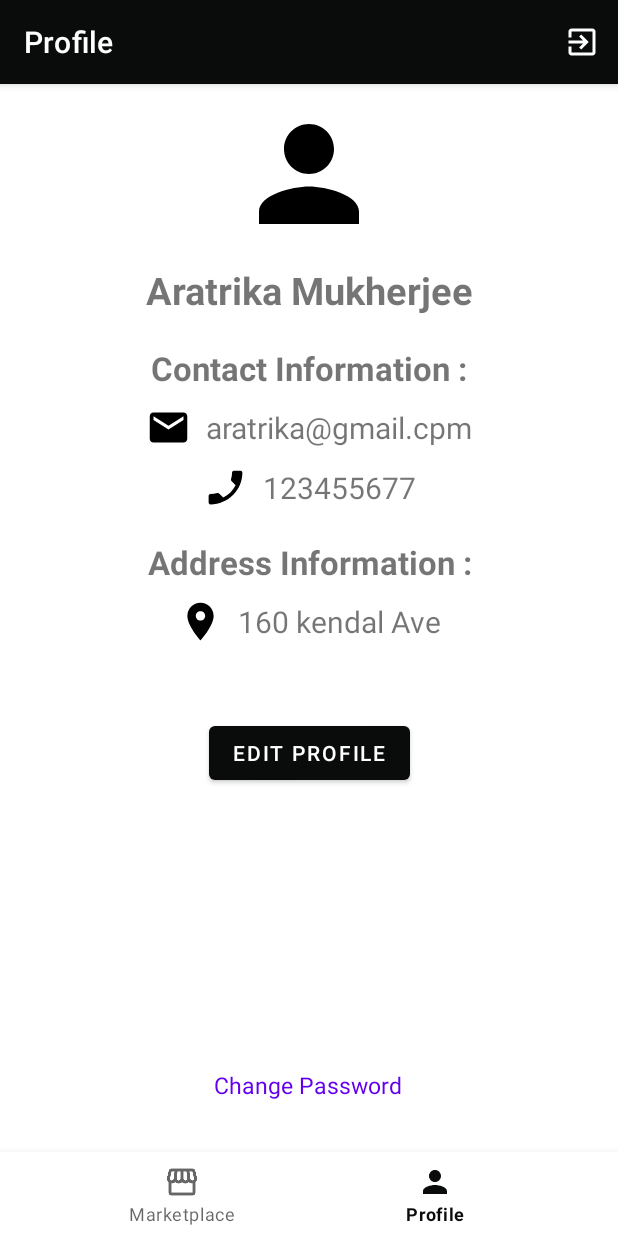
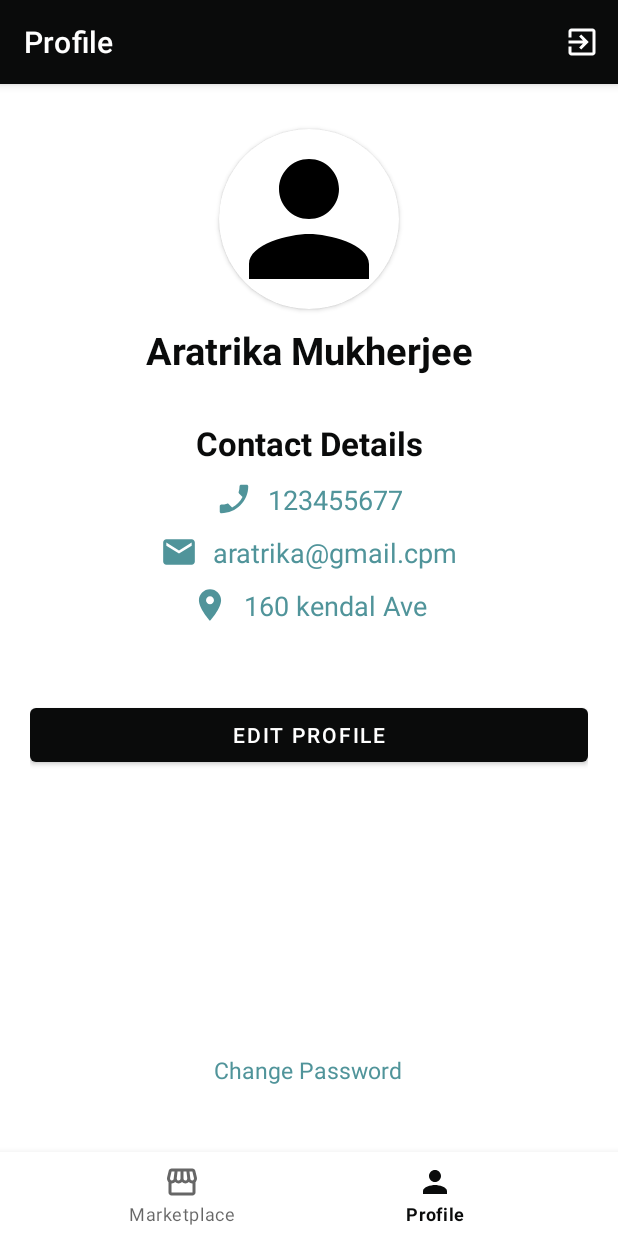
Before and after one commit to ytleevicky/android-yard-sale, an Android app: the ProfileFragment screen opened through its navigation route, on a phone screen of 412 x 824 dp. Run offline under Robolectric (Android 15) with nearby library versions, the phone set to English and light mode, and no system bars; our stand-ins replace Firebase (no records; nobody signed in at launch, a user with empty details on screens opened directly), Picasso, navigation-ui; 1 statement that could not run was skipped.

Commit message:
Changed colors and design

```diff
--- a/app/src/main/java/com/vickylee/yardsale/fragments/EditProfileFragment.kt
+++ b/app/src/main/java/com/vickylee/yardsale/fragments/EditProfileFragment.kt
@@ -70,7 +70,7 @@ class EditProfileFragment : Fragment() {
             getUserDetailsFromDB(userID)
         }
 
-        binding.tvPickImage.setOnClickListener {
+        binding.fabEditProfilePic.setOnClickListener {
             if (hasExternalStoragePermission()) {
                 selectPhoto()
             }
--- a/app/src/main/java/com/vickylee/yardsale/fragments/ItemDetailsFragment.kt
+++ b/app/src/main/java/com/vickylee/yardsale/fragments/ItemDetailsFragment.kt
@@ -61,7 +61,7 @@ class ItemDetailsFragment : Fragment() {
 
         if (userType == "Seller") {
             binding.btnItemStatus.visibility = View.VISIBLE
-            binding.ivEdit.visibility = View.VISIBLE
+            binding.fabEditItem.visibility = View.VISIBLE
             var itemStatus = args.item.isItemAvailable
             if (itemStatus) {
                 binding.btnItemStatus.setText("Mark Sold")
@@ -79,7 +79,7 @@ class ItemDetailsFragment : Fragment() {
                 findNavController().navigate(action)
             }
 
-            binding.ivEdit.setOnClickListener {
+            binding.fabEditItem.setOnClickListener {
                 val action =
                     ItemDetailsFragmentDirections.actionItemDetailsFragmentToEditItemFragment(args.item)
                 findNavController().navigate(action)
--- a/app/src/main/res/drawable/ic_email.xml
+++ b/app/src/main/res/drawable/ic_email.xml
@@ -1,4 +1,4 @@
-<vector android:height="24dp" android:tint="#000000"
+<vector android:height="24dp" android:tint="@color/ys_teal"
     android:viewportHeight="24" android:viewportWidth="24"
     android:width="24dp" xmlns:android="http://schemas.android.com/apk/res/android">
     <path android:fillColor="@android:color/white" android:pathData="M20,4L4,4c-1.1,0 -1.99,0.9 -1.99,2L2,18c0,1.1 0.9,2 2,2h16c1.1,0 2,-0.9 2,-2L22,6c0,-1.1 -0.9,-2 -2,-2zM20,8l-8,5 -8,-5L4,6l8,5 8,-5v2z"/>
--- a/app/src/main/res/drawable/ic_location.xml
+++ b/app/src/main/res/drawable/ic_location.xml
@@ -1,4 +1,4 @@
-<vector android:height="24dp" android:tint="#000000"
+<vector android:height="24dp" android:tint="@color/ys_teal"
     android:viewportHeight="24" android:viewportWidth="24"
     android:width="24dp" xmlns:android="http://schemas.android.com/apk/res/android">
     <path android:fillColor="@android:color/white" android:pathData="M12,2C8.13,2 5,5.13 5,9c0,5.25 7,13 7,13s7,-7.75 7,-13c0,-3.87 -3.13,-7 -7,-7zM12,11.5c-1.38,0 -2.5,-1.12 -2.5,-2.5s1.12,-2.5 2.5,-2.5 2.5,1.12 2.5,2.5 -1.12,2.5 -2.5,2.5z"/>
--- a/app/src/main/res/drawable/ic_marketplace.xml
+++ b/app/src/main/res/drawable/ic_marketplace.xml
@@ -1,4 +1,4 @@
-<vector android:height="24dp" android:tint="#FFFFFF"
+<vector android:height="24dp" android:tint="@color/ys_teal"
     android:viewportHeight="24" android:viewportWidth="24"
     android:width="24dp" xmlns:android="http://schemas.android.com/apk/res/android">
     <path android:fillColor="@android:color/white" android:pathData="M21.9,8.89l-1.05,-4.37c-0.22,-0.9 -1,-1.52 -1.91,-1.52H5.05C4.15,3 3.36,3.63 3.15,4.52L2.1,8.89c-0.24,1.02 -0.02,2.06 0.62,2.88C2.8,11.88 2.91,11.96 3,12.06V19c0,1.1 0.9,2 2,2h14c1.1,0 2,-0.9 2,-2v-6.94c0.09,-0.09 0.2,-0.18 0.28,-0.28C21.92,10.96 22.15,9.91 21.9,8.89zM18.91,4.99l1.05,4.37c0.1,0.42 0.01,0.84 -0.25,1.17C19.57,10.71 19.27,11 18.77,11c-0.61,0 -1.14,-0.49 -1.21,-1.14L16.98,5L18.91,4.99zM13,5h1.96l0.54,4.52c0.05,0.39 -0.07,0.78 -0.33,1.07C14.95,10.85 14.63,11 14.22,11C13.55,11 13,10.41 13,9.69V5zM8.49,9.52L9.04,5H11v4.69C11,10.41 10.45,11 9.71,11c-0.34,0 -0.65,-0.15 -0.89,-0.41C8.57,10.3 8.45,9.91 8.49,9.52zM4.04,9.36L5.05,5h1.97L6.44,9.86C6.36,10.51 5.84,11 5.23,11c-0.49,0 -0.8,-0.29 -0.93,-0.47C4.03,10.21 3.94,9.78 4.04,9.36zM5,19v-6.03C5.08,12.98 5.15,13 5.23,13c0.87,0 1.66,-0.36 2.24,-0.95c0.6,0.6 1.4,0.95 2.31,0.95c0.87,0 1.65,-0.36 2.23,-0.93c0.59,0.57 1.39,0.93 2.29,0.93c0.84,0 1.64,-0.35 2.24,-0.95c0.58,0.59 1.37,0.95 2.24,0.95c0.08,0 0.15,-0.02 0.23,-0.03V19H5z"/>
--- a/app/src/main/res/drawable/ic_phone.xml
+++ b/app/src/main/res/drawable/ic_phone.xml
@@ -1,4 +1,4 @@
-<vector android:height="24dp" android:tint="#000000"
+<vector android:height="24dp" android:tint="@color/ys_teal"
     android:viewportHeight="24" android:viewportWidth="24"
     android:width="24dp" xmlns:android="http://schemas.android.com/apk/res/android">
     <path android:fillColor="@android:color/white" android:pathData="M17.38,10.79l-2.2,-2.2c-0.28,-0.28 -0.36,-0.67 -0.25,-1.02 0.37,-1.12 0.57,-2.32 0.57,-3.57 0,-0.55 0.45,-1 1,-1H20c0.55,0 1,0.45 1,1 0,9.39 -7.61,17 -17,17 -0.55,0 -1,-0.45 -1,-1v-3.49c0,-0.55 0.45,-1 1,-1 1.24,0 2.45,-0.2 3.57,-0.57 0.35,-0.12 0.75,-0.03 1.02,0.24l2.2,2.2c2.83,-1.45 5.15,-3.76 6.59,-6.59z"/>
--- a/app/src/main/res/layout/fragment_add_item.xml
+++ b/app/src/main/res/layout/fragment_add_item.xml
@@ -11,7 +11,7 @@
         android:id="@+id/tv_item_name"
         android:layout_width="match_parent"
         android:layout_height="wrap_content"
-        android:layout_marginTop="20dp"
+        android:layout_marginTop="10dp"
         android:text="Item name:"
         app:layout_constraintStart_toStartOf="parent"
         app:layout_constraintTop_toTopOf="parent" />
@@ -40,7 +40,7 @@
         android:layout_height="wrap_content"
         android:gravity="start"
         android:inputType="textMultiLine"
-        android:lines="4"
+        android:lines="3"
         app:layout_constraintStart_toStartOf="parent"
         app:layout_constraintTop_toBottomOf="@id/tv_item_description" />
 
@@ -101,7 +101,7 @@
 
     <ImageView
         android:id="@+id/iv_item_pic"
-        android:layout_width="150dp"
+        android:layout_width="match_parent"
         android:layout_height="150dp"
         app:layout_constraintStart_toStartOf="parent"
         app:layout_constraintTop_toBottomOf="@id/img_btn_camera" />
--- a/app/src/main/res/layout/fragment_list_view.xml
+++ b/app/src/main/res/layout/fragment_list_view.xml
@@ -20,6 +20,8 @@
         app:fabCustomSize="50dp"
         android:clickable="true"
         android:contentDescription="Add Item"
+        android:backgroundTint="@color/ys_black"
+        app:tint="@color/ys_white"
         android:src="@drawable/ic_add"
         android:layout_margin="30dp"
         android:tooltipText="Add Item"
--- a/app/src/main/res/layout/fragment_profile.xml
+++ b/app/src/main/res/layout/fragment_profile.xml
@@ -4,18 +4,30 @@
     xmlns:tools="http://schemas.android.com/tools"
     android:layout_width="match_parent"
     android:layout_height="match_parent"
-    android:padding="10dp"
+    android:padding="20dp"
     tools:context=".fragments.ProfileFragment">
 
 
-    <ImageView
-        android:id="@+id/iv_profile_pic"
-        android:layout_width="100dp"
-        android:layout_height="100dp"
-        android:src="@drawable/ic_profile"
+    <androidx.cardview.widget.CardView
+        android:id="@+id/cv_profile_pic"
+        android:layout_width="120dp"
+        android:layout_height="120dp"
+        app:cardCornerRadius="60dp"
+        android:layout_marginTop="10dp"
         app:layout_constraintEnd_toEndOf="parent"
         app:layout_constraintStart_toStartOf="parent"
-        app:layout_constraintTop_toTopOf="parent" />
+        app:layout_constraintTop_toTopOf="parent">
+
+        <ImageView
+            android:id="@+id/iv_profile_pic"
+            android:layout_width="match_parent"
+            android:layout_height="match_parent"
+            android:src="@drawable/ic_profile"
+            app:layout_constraintEnd_toEndOf="parent"
+            app:layout_constraintStart_toStartOf="parent"
+            app:layout_constraintTop_toTopOf="parent" />
+    </androidx.cardview.widget.CardView>
+
 
     <TextView
         android:id="@+id/tv_name"
@@ -26,32 +38,61 @@
         android:text="Aratrika Mukherjee"
         android:textSize="25sp"
         android:textStyle="bold"
+        android:textColor="@color/ys_black"
         app:layout_constraintStart_toStartOf="parent"
-        app:layout_constraintTop_toBottomOf="@+id/iv_profile_pic" />
+        app:layout_constraintTop_toBottomOf="@+id/cv_profile_pic" />
 
     <TextView
         android:id="@+id/tv_contact"
         android:layout_width="match_parent"
         android:layout_height="wrap_content"
-        android:layout_marginTop="20dp"
+        android:layout_marginTop="30dp"
         android:gravity="center_horizontal"
-        android:text="Contact Information :"
+        android:text="Contact Details"
         android:textSize="22sp"
         android:textStyle="bold"
+        android:textColor="@color/ys_black"
         app:layout_constraintStart_toStartOf="parent"
         app:layout_constraintTop_toBottomOf="@+id/tv_name" />
 
     <ImageView
+        android:id="@+id/iv_phone"
+        android:layout_width="25dp"
+        android:layout_height="25dp"
+        android:layout_marginTop="10dp"
+        android:src="@drawable/ic_phone"
+        app:layout_constraintEnd_toStartOf="@+id/tv_phone"
+        app:layout_constraintHorizontal_bias="0.5"
+        app:layout_constraintHorizontal_chainStyle="packed"
+        app:layout_constraintStart_toStartOf="parent"
+        app:layout_constraintTop_toBottomOf="@+id/tv_contact" />
+
+    <TextView
+        android:id="@+id/tv_phone"
+        android:layout_width="wrap_content"
+        android:layout_height="wrap_content"
+        android:layout_marginLeft="10dp"
+        android:gravity="center_horizontal"
+        android:text="123455677"
+        android:textSize="18sp"
+        android:textColor="@color/ys_teal"
+        app:layout_constraintBottom_toBottomOf="@+id/iv_phone"
+        app:layout_constraintEnd_toEndOf="parent"
+        app:layout_constraintHorizontal_bias="0.5"
+        app:layout_constraintStart_toEndOf="@+id/iv_phone"
+        app:layout_constraintTop_toTopOf="@+id/iv_phone" />
+
+    <ImageView
         android:id="@+id/iv_email"
-        android:layout_width="30dp"
-        android:layout_height="30dp"
+        android:layout_width="25dp"
+        android:layout_height="25dp"
         android:layout_marginTop="10dp"
         android:src="@drawable/ic_email"
         app:layout_constraintEnd_toStartOf="@+id/tv_email"
         app:layout_constraintHorizontal_bias="0.5"
         app:layout_constraintHorizontal_chainStyle="packed"
         app:layout_constraintStart_toStartOf="parent"
-        app:layout_constraintTop_toBottomOf="@+id/tv_contact"
+        app:layout_constraintTop_toBottomOf="@+id/iv_phone"
         app:layout_constraintVertical_chainStyle="packed" />
 
     <TextView
@@ -61,62 +102,26 @@
         android:layout_marginLeft="10dp"
         android:gravity="center_horizontal"
         android:text="aratrika@gmail.cpm"
-        android:textSize="20sp"
+        android:textSize="18sp"
+        android:textColor="@color/ys_teal"
         app:layout_constraintBottom_toBottomOf="@+id/iv_email"
         app:layout_constraintEnd_toEndOf="parent"
         app:layout_constraintHorizontal_bias="0.5"
         app:layout_constraintStart_toEndOf="@+id/iv_email"
         app:layout_constraintTop_toTopOf="@+id/iv_email" />
 
-    <ImageView
-        android:id="@+id/iv_phone"
-        android:layout_width="30dp"
-        android:layout_height="30dp"
-        android:layout_marginTop="10dp"
-        android:src="@drawable/ic_phone"
-        app:layout_constraintEnd_toStartOf="@+id/tv_phone"
-        app:layout_constraintHorizontal_bias="0.5"
-        app:layout_constraintHorizontal_chainStyle="packed"
-        app:layout_constraintStart_toStartOf="parent"
-        app:layout_constraintTop_toBottomOf="@+id/iv_email" />
-
-    <TextView
-        android:id="@+id/tv_phone"
-        android:layout_width="wrap_content"
-        android:layout_height="wrap_content"
-        android:layout_marginLeft="10dp"
-        android:gravity="center_horizontal"
-        android:text="123455677"
-        android:textSize="20sp"
-        app:layout_constraintBottom_toBottomOf="@+id/iv_phone"
-        app:layout_constraintEnd_toEndOf="parent"
-        app:layout_constraintHorizontal_bias="0.5"
-        app:layout_constraintStart_toEndOf="@+id/iv_phone"
-        app:layout_constraintTop_toTopOf="@+id/iv_phone" />
-
-    <TextView
-        android:id="@+id/tv_location_info"
-        android:layout_width="match_parent"
-        android:layout_height="wrap_content"
-        android:layout_marginTop="20dp"
-        android:gravity="center_horizontal"
-        android:text="Address Information :"
-        android:textSize="22sp"
-        android:textStyle="bold"
-        app:layout_constraintStart_toStartOf="parent"
-        app:layout_constraintTop_toBottomOf="@+id/iv_phone" />
 
     <ImageView
         android:id="@+id/iv_location"
-        android:layout_width="30dp"
-        android:layout_height="30dp"
+        android:layout_width="25dp"
+        android:layout_height="25dp"
         android:layout_marginTop="10dp"
         android:src="@drawable/ic_location"
         app:layout_constraintEnd_toStartOf="@+id/tv_location"
         app:layout_constraintHorizontal_bias="0.5"
         app:layout_constraintHorizontal_chainStyle="packed"
         app:layout_constraintStart_toStartOf="parent"
-        app:layout_constraintTop_toBottomOf="@+id/tv_location_info" />
+        app:layout_constraintTop_toBottomOf="@+id/iv_email" />
 
     <TextView
         android:id="@+id/tv_location"
@@ -125,7 +130,8 @@
         android:layout_marginLeft="10dp"
         android:gravity="center_horizontal"
         android:text="160 kendal Ave"
-        android:textSize="20sp"
+        android:textSize="18sp"
+        android:textColor="@color/ys_teal"
         app:layout_constraintBottom_toBottomOf="@+id/iv_location"
         app:layout_constraintEnd_toEndOf="parent"
         app:layout_constraintHorizontal_bias="0.5"
@@ -134,7 +140,7 @@
 
     <Button
         android:id="@+id/btn_edit_profile"
-        android:layout_width="wrap_content"
+        android:layout_width="match_parent"
         android:layout_height="wrap_content"
         android:layout_marginTop="50dp"
         android:text="Edit Profile"
@@ -148,7 +154,7 @@
         android:layout_height="wrap_content"
         android:layout_marginBottom="24dp"
         android:text="Change Password"
-        android:textColor="@color/purple_500"
+        android:textColor="@color/ys_teal"
         android:textSize="15sp"
         app:layout_constraintBottom_toBottomOf="parent"
         app:layout_constraintEnd_toEndOf="parent"
--- a/app/src/main/res/layout/item.xml
+++ b/app/src/main/res/layout/item.xml
@@ -28,6 +28,7 @@
             android:text="Item Name"
             android:textSize="22sp"
             android:textStyle="bold"
+            android:textColor="@color/ys_black"
             app:layout_constraintStart_toStartOf="parent"
             app:layout_constraintTop_toTopOf="parent" />
 
@@ -47,7 +48,7 @@
             android:layout_width="wrap_content"
             android:layout_height="wrap_content"
             android:text="Item status"
-            android:textColor="#4CAF50"
+            android:textColor="@color/ys_teal"
             android:textSize="14sp"
             android:textStyle="bold"
             app:layout_constraintStart_toStartOf="parent"
```
Also changed, not shown: app/src/main/res/layout/activity_splash.xml (+21 -19 lines), app/src/main/res/layout/fragment_edit_profile.xml (+40 -18 lines), app/src/main/res/layout/fragment_item_details.xml (+46 -19 lines).
